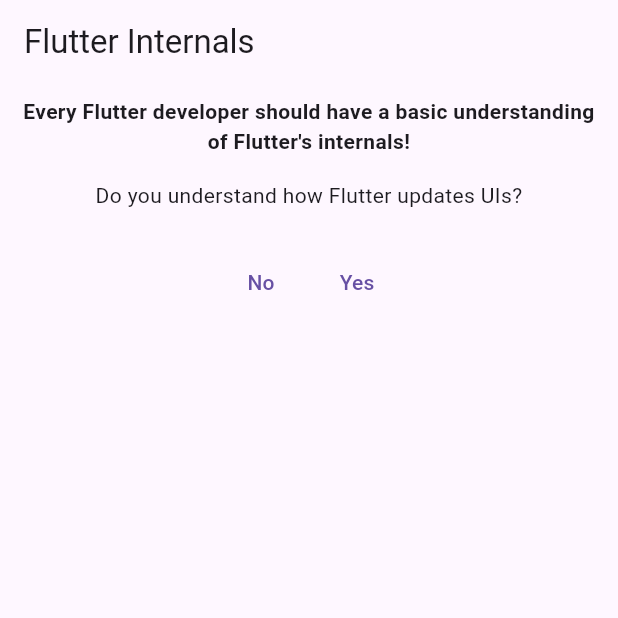
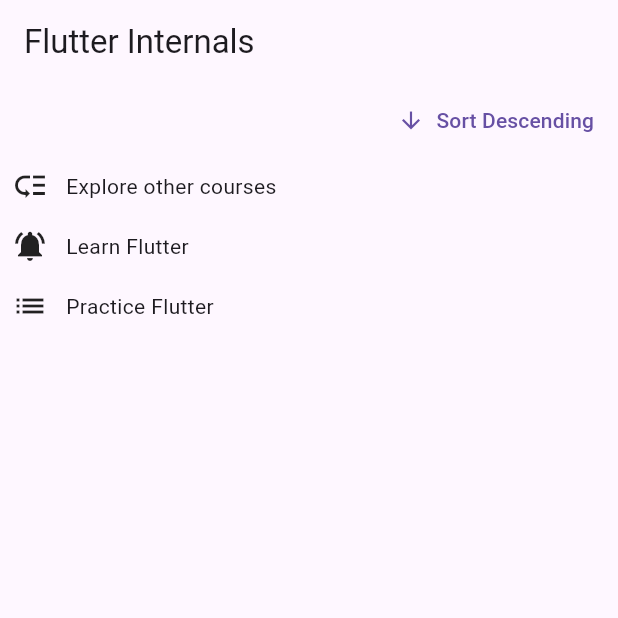
Before and after one commit to anowakowski/FlutterProjectsTests, a Flutter app: the screen it shows after launch, on a phone screen of 412 x 824 dp, the top half of it. Run offline on Flutter 3.47's test engine with Material 3 defaults, Android fonts, the phone set to English and light mode, and no system bars; our stand-ins replace google_fonts.

Commit message:
added example of keys

```diff
--- /dev/null
+++ b/flutter_dart_internals_todo_app/lib/keys/keys.dart
@@ -0,0 +1,82 @@
+import 'package:flutter/material.dart';
+
+import 'package:flutter_dart_internals_todo_app/keys/todo_item.dart';
+
+class Todo {
+  const Todo(this.text, this.priority);
+
+  final String text;
+  final Priority priority;
+}
+
+class Keys extends StatefulWidget {
+  const Keys({super.key});
+
+  @override
+  State<Keys> createState() {
+    return _KeysState();
+  }
+}
+
+class _KeysState extends State<Keys> {
+  var _order = 'asc';
+  final _todos = [
+    const Todo(
+      'Learn Flutter',
+      Priority.urgent,
+    ),
+    const Todo(
+      'Practice Flutter',
+      Priority.normal,
+    ),
+    const Todo(
+      'Explore other courses',
+      Priority.low,
+    ),
+  ];
+
+  List<Todo> get _orderedTodos {
+    final sortedTodos = List.of(_todos);
+    sortedTodos.sort((a, b) {
+      final bComesAfterA = a.text.compareTo(b.text);
+      return _order == 'asc' ? bComesAfterA : -bComesAfterA;
+    });
+    return sortedTodos;
+  }
+
+  void _changeOrder() {
+    setState(() {
+      _order = _order == 'asc' ? 'desc' : 'asc';
+    });
+  }
+
+  @override
+  Widget build(BuildContext context) {
+    return Column(
+      children: [
+        Align(
+          alignment: Alignment.centerRight,
+          child: TextButton.icon(
+            onPressed: _changeOrder,
+            icon: Icon(
+              _order == 'asc' ? Icons.arrow_downward : Icons.arrow_upward,
+            ),
+            label: Text('Sort ${_order == 'asc' ? 'Descending' : 'Ascending'}'),
+          ),
+        ),
+        Expanded(
+          child: Column(
+            children: [
+              // for (final todo in _orderedTodos) TodoItem(todo.text, todo.priority),
+              for (final todo in _orderedTodos)
+                TodoItem(
+                  todo.text,
+                  todo.priority,
+                ),
+            ],
+          ),
+        ),
+      ],
+    );
+  }
+}
--- /dev/null
+++ b/flutter_dart_internals_todo_app/lib/keys/todo_item.dart
@@ -0,0 +1,34 @@
+import 'package:flutter/material.dart';
+
+enum Priority { urgent, normal, low }
+
+class TodoItem extends StatelessWidget {
+  const TodoItem(this.text, this.priority, {super.key});
+
+  final String text;
+  final Priority priority;
+
+  @override
+  Widget build(BuildContext context) {
+    var icon = Icons.low_priority;
+
+    if (priority == Priority.urgent) {
+      icon = Icons.notifications_active;
+    }
+
+    if (priority == Priority.normal) {
+      icon = Icons.list;
+    }
+
+    return Padding(
+      padding: const EdgeInsets.all(8),
+      child: Row(
+        children: [
+          Icon(icon),
+          const SizedBox(width: 12),
+          Text(text),
+        ],
+      ),
+    );
+  }
+}
--- a/flutter_dart_internals_todo_app/lib/main.dart
+++ b/flutter_dart_internals_todo_app/lib/main.dart
@@ -1,5 +1,7 @@
 import 'package:flutter/material.dart';
-import 'package:flutter_dart_internals_todo_app/ui_updates_demo.dart';
+
+import 'package:flutter_dart_internals_todo_app/keys/keys.dart';
+//import 'package:flutter_dart_internals_todo_app/ui_updates_demo.dart';
 
 void main() {
   runApp(const MyApp());
@@ -20,7 +22,7 @@ class MyApp extends StatelessWidget {
         appBar: AppBar(
           title: const Text('Flutter Internals'),
         ),
-        body: UIUpdatesDemo(),
+        body: const Keys()//UIUpdatesDemo(),
       )
     );
   }
```
Also changed, not shown: flutter_dart_internals_todo_app/lib/keys/checkable_todo_item.dart (added, +50 -0 lines).
